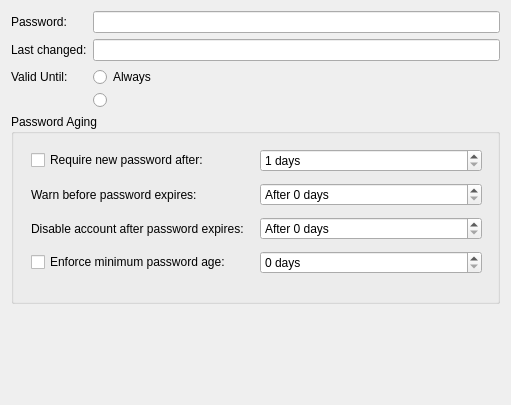
This is ui/userproperties-pwsec.ui in KDE/kcm-userconfig as Qt 5 draws it before an edit. The edited form follows.
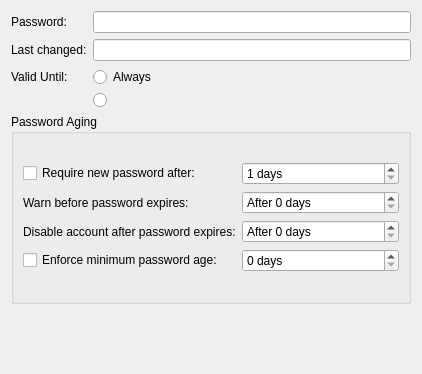
This is the edited form.

Commit message: Work on porting the user properties dialog to Model/View.

Diff of the .ui file:
```diff
--- a/ui/userproperties-pwsec.ui
+++ b/ui/userproperties-pwsec.ui
@@ -6,8 +6,8 @@
    <rect>
     <x>0</x>
     <y>0</y>
-    <width>497</width>
-    <height>405</height>
+    <width>408</width>
+    <height>374</height>
    </rect>
   </property>
   <property name="windowTitle">
@@ -87,22 +87,15 @@
     <widget class="QGroupBox" name="groupBox">
      <property name="minimumSize">
       <size>
-       <width>489</width>
+       <width>400</width>
        <height>190</height>
       </size>
      </property>
      <property name="title">
       <string>Password Aging</string>
      </property>
-     <widget class="QWidget" name="layoutWidget_2">
-      <property name="geometry">
-       <rect>
-        <x>20</x>
-        <y>30</y>
-        <width>451</width>
-        <height>138</height>
-       </rect>
-      </property>
+     <layout class="QVBoxLayout" name="verticalLayout_2">
+      <item>
       <layout class="QGridLayout" name="gridLayout_2">
        <item row="0" column="0">
         <widget class="QCheckBox" name="forcepasswordchangecheckbox">
@@ -185,7 +178,8 @@
         </widget>
        </item>
       </layout>
-     </widget>
+      </item>
+     </layout>
     </widget>
    </item>
    <item>
```
Lines whose indentation alone changed are shown as unchanged. The commit also changes 4 other files.
